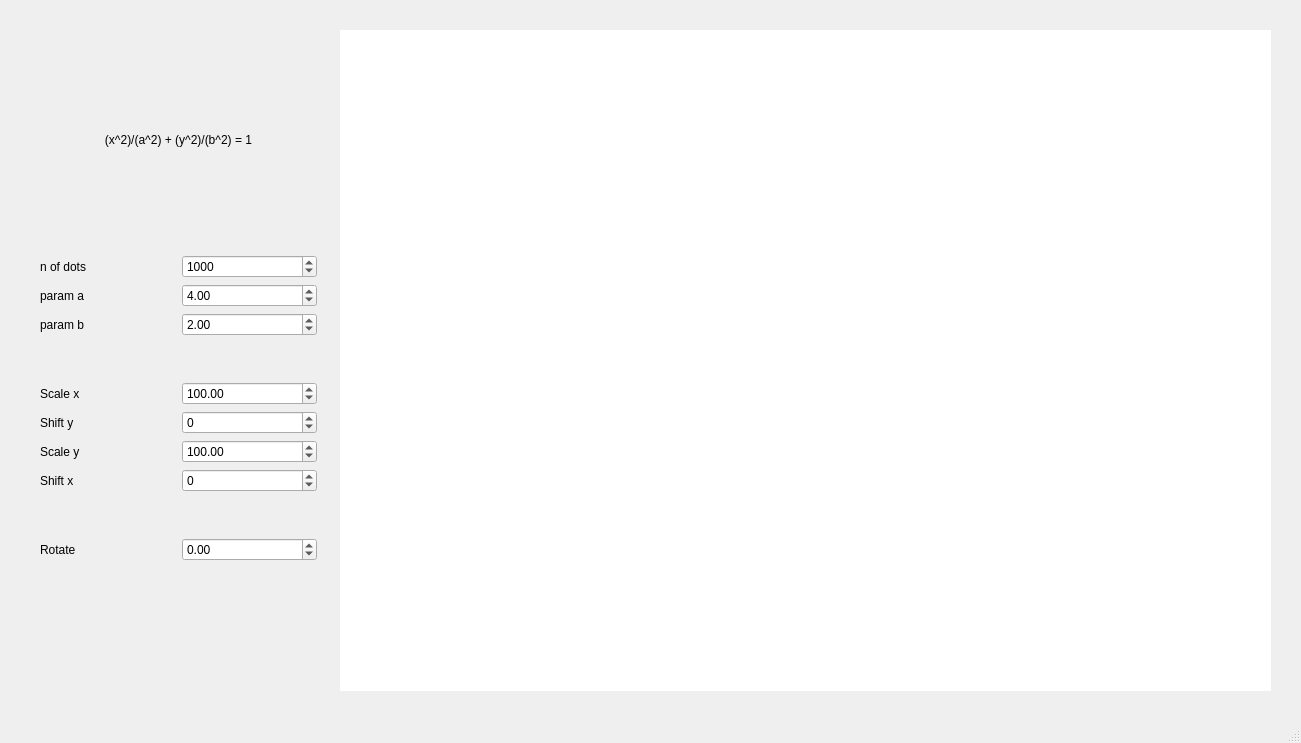
Before: the Qt Designer form FuncGraph/mainwindow.ui in artem-barsov/Computer-Graphics, drawn with Qt 5.
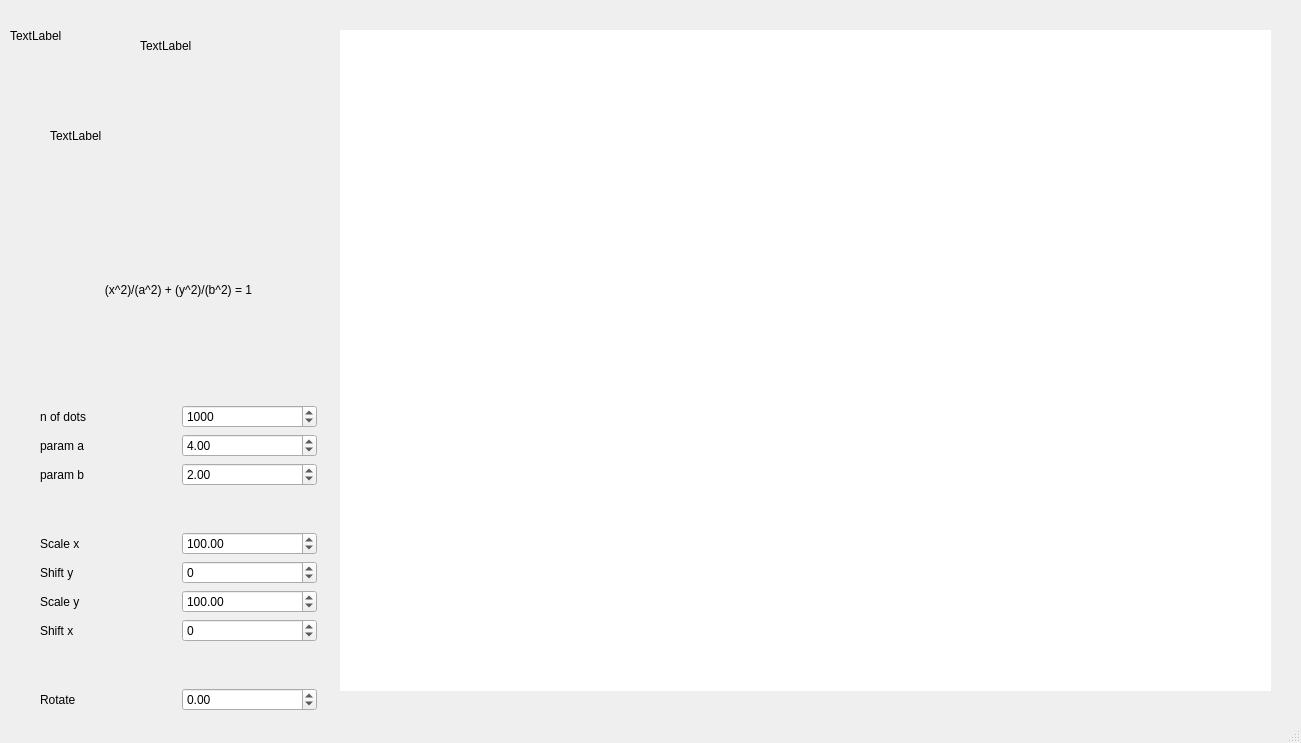
After: the same form once the commit is applied.

Diff of the .ui file:
```diff
--- a/FuncGraph/mainwindow.ui
+++ b/FuncGraph/mainwindow.ui
@@ -37,7 +37,7 @@
     <property name="geometry">
      <rect>
       <x>40</x>
-      <y>30</y>
+      <y>180</y>
       <width>277</width>
       <height>531</height>
      </rect>
@@ -294,6 +294,45 @@
      </item>
     </layout>
    </widget>
+   <widget class="QLabel" name="debug_ra_label">
+    <property name="geometry">
+     <rect>
+      <x>10</x>
+      <y>10</y>
+      <width>81</width>
+      <height>51</height>
+     </rect>
+    </property>
+    <property name="text">
+     <string>TextLabel</string>
+    </property>
+   </widget>
+   <widget class="QLabel" name="debug_sc_label">
+    <property name="geometry">
+     <rect>
+      <x>140</x>
+      <y>20</y>
+      <width>81</width>
+      <height>51</height>
+     </rect>
+    </property>
+    <property name="text">
+     <string>TextLabel</string>
+    </property>
+   </widget>
+   <widget class="QLabel" name="debug_mw_label">
+    <property name="geometry">
+     <rect>
+      <x>50</x>
+      <y>110</y>
+      <width>81</width>
+      <height>51</height>
+     </rect>
+    </property>
+    <property name="text">
+     <string>TextLabel</string>
+    </property>
+   </widget>
   </widget>
   <widget class="QMenuBar" name="menubar">
    <property name="geometry">
```
